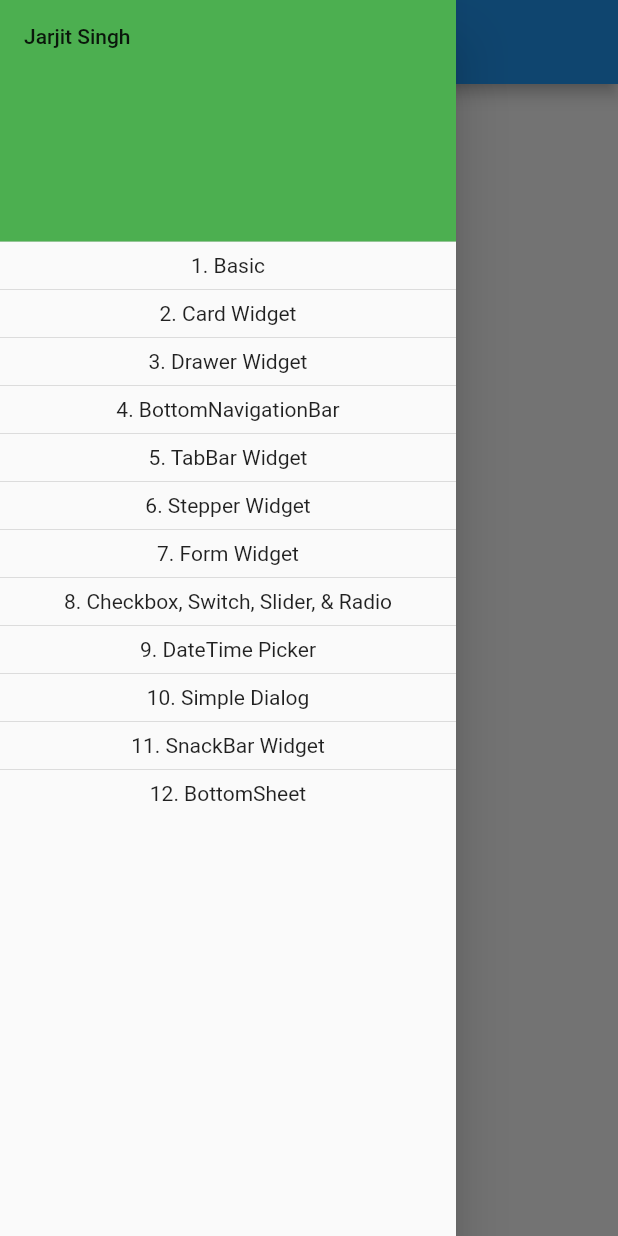
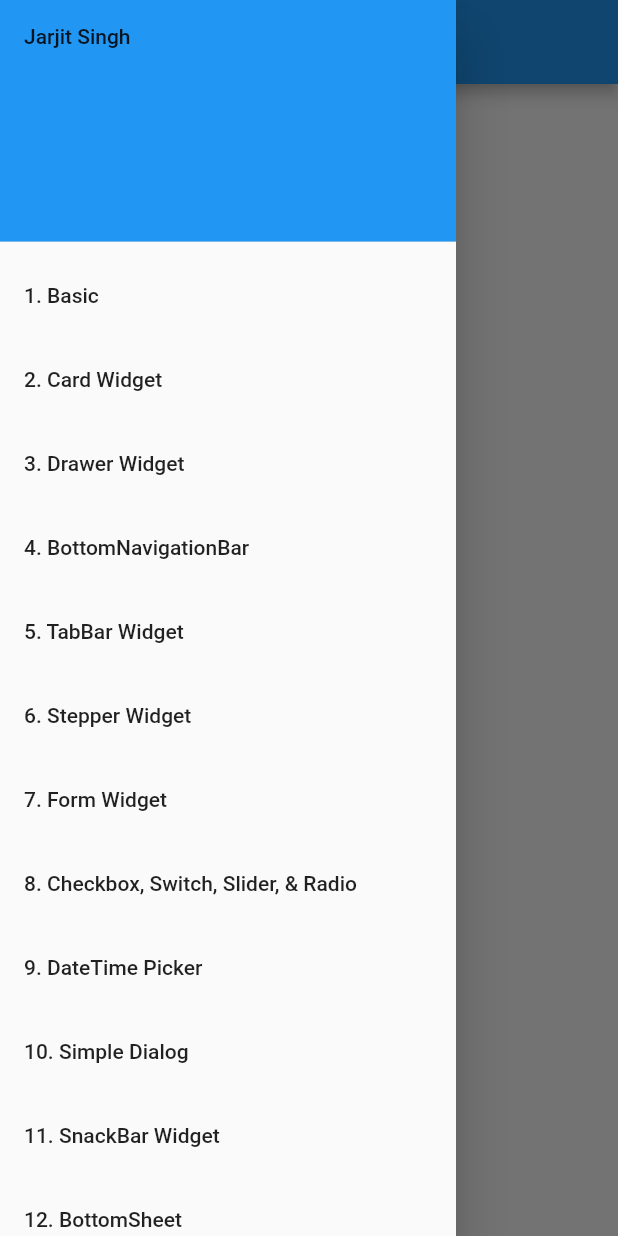
Before and after one commit to andhikayuana/flutter-basic, a Flutter app: the screen it shows after launch, with the side drawer open, on a phone screen of 412 x 824 dp. Run offline on Flutter 3.47's test engine with Material 2 defaults, Android fonts, the phone set to English and light mode, and no system bars.

Commit message:
update drawer

```diff
--- a/lib/main.dart
+++ b/lib/main.dart
@@ -3,6 +3,21 @@ import 'package:flutter/material.dart';
 void main() => runApp(FlutterBasicApp());
 
 class FlutterBasicApp extends StatelessWidget {
+  final menuItems = [
+    "1. Basic",
+    "2. Card Widget",
+    "3. Drawer Widget",
+    "4. BottomNavigationBar",
+    "5. TabBar Widget",
+    "6. Stepper Widget",
+    "7. Form Widget",
+    "8. Checkbox, Switch, Slider, & Radio",
+    "9. DateTime Picker",
+    "10. Simple Dialog",
+    "11. SnackBar Widget",
+    "12. BottomSheet"
+  ];
+
   @override
   Widget build(BuildContext context) {
     return MaterialApp(
@@ -11,42 +26,7 @@ class FlutterBasicApp extends StatelessWidget {
         appBar: AppBar(
           title: Text("Flutter Playground"),
         ),
-        drawer: Drawer(
-          child: Column(
-            children: <Widget>[
-              DrawerHeader(
-                child: Column(
-                  crossAxisAlignment: CrossAxisAlignment.stretch,
-                  children: <Widget>[Text("Jarjit Singh")],
-                ),
-                decoration: BoxDecoration(color: Colors.green),
-              ),
-              Text("1. Basic"),
-              Divider(),
-              Text("2. Card Widget"),
-              Divider(),
-              Text("3. Drawer Widget"),
-              Divider(),
-              Text("4. BottomNavigationBar"),
-              Divider(),
-              Text("5. TabBar Widget"),
-              Divider(),
-              Text("6. Stepper Widget"),
-              Divider(),
-              Text("7. Form Widget"),
-              Divider(),
-              Text("8. Checkbox, Switch, Slider, & Radio"),
-              Divider(),
-              Text("9. DateTime Picker"),
-              Divider(),
-              Text("10. Simple Dialog"),
-              Divider(),
-              Text("11. SnackBar Widget"),
-              Divider(),
-              Text("12. BottomSheet")
-            ],
-          ),
-        ),
+        drawer: createDrawer(context),
         body: Center(
           child: Row(
             children: <Widget>[
@@ -59,4 +39,31 @@ class FlutterBasicApp extends StatelessWidget {
       ),
     );
   }
+
+  Widget createDrawer(BuildContext context) {
+    return Drawer(
+      child: ListView(
+          padding: EdgeInsets.zero, children: createDrawerChildren(context)),
+    );
+  }
+
+  List<Widget> createDrawerChildren(BuildContext context) {
+    var childs = <Widget>[];
+    childs.add(
+      DrawerHeader(
+          child: Text("Jarjit Singh"),
+          decoration: BoxDecoration(color: Colors.blue)),
+    );
+
+    for (var label in menuItems) {
+      childs.add(ListTile(
+        title: Text(label),
+        onTap: () {
+          print(label);
+        },
+      ));
+    }
+
+    return childs;
+  }
 }
--- a/pubspec.yaml
+++ b/pubspec.yaml
@@ -14,7 +14,7 @@ description: Flutter Basic Demo
 version: 1.0.0+1
 
 environment:
-  sdk: ">=2.1.0 <3.0.0"
+  sdk: ">=2.2.0 <3.0.0"
 
 dependencies:
   flutter:
```
